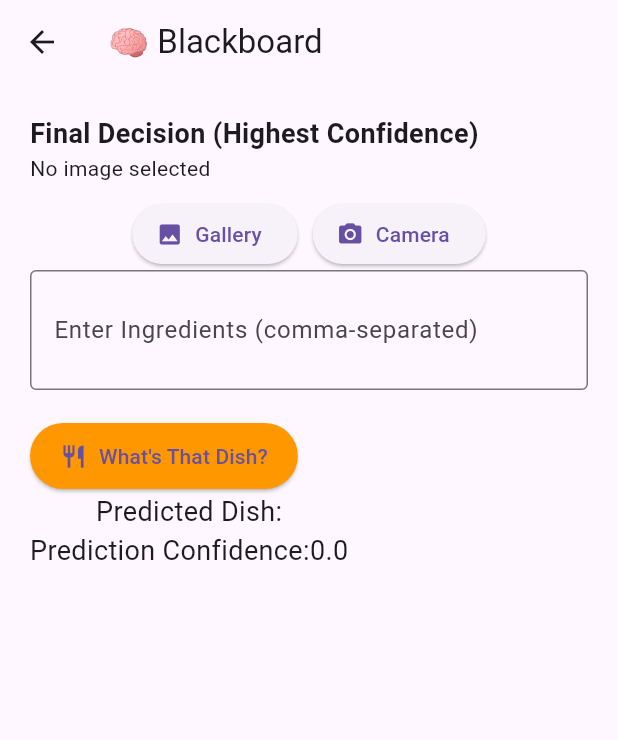
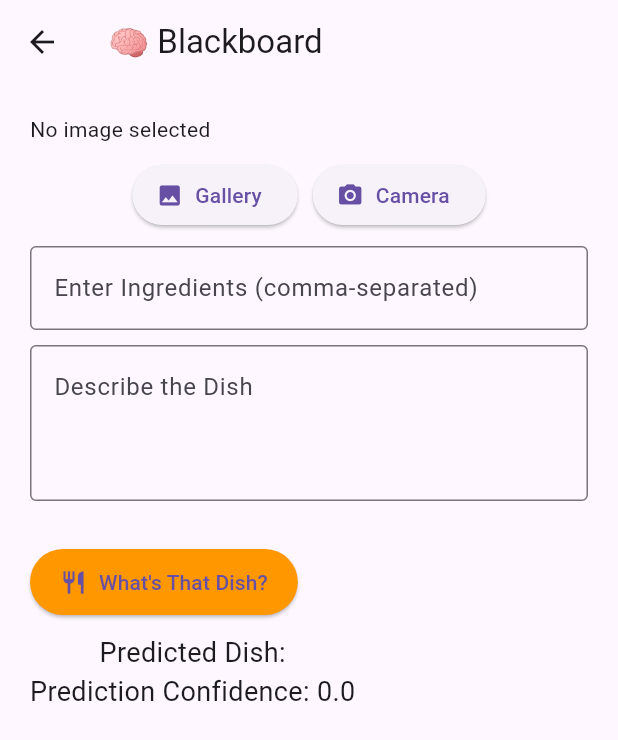
Before and after one commit to ZifanSi/whats-that-dish-app, a Flutter app: the screen it shows after launch, on a phone screen of 412 x 824 dp. Shown: the top 740 px of the screen. Run offline on Flutter 3.47's test engine with Material 3 defaults, Android fonts, the phone set to English and light mode, and no system bars; our stand-ins replace flutter_dotenv, image_picker.

Commit message:
text analysis integreated

```diff
--- a/lib/screens/experts/blackboard.dart
+++ b/lib/screens/experts/blackboard.dart
@@ -1,6 +1,7 @@
 import 'package:flutter/material.dart';
 import "image.dart";
 import "ingredient.dart";
+import "text.dart";
 import 'dart:convert';
 import 'dart:io';
 import 'package:image_picker/image_picker.dart';
@@ -26,12 +27,14 @@ class _BlackboardPageState extends State<BlackboardPage> {
 
   // Input Controllers.
   TextEditingController ingredientsController = TextEditingController();
+  TextEditingController textController = TextEditingController();
 
   ImagePicker _picker = ImagePicker();
 
   // Experts.
   ImageExpert imageExpert = ImageExpert();
   IngredientsExpert ingredientsExpert = IngredientsExpert();
+  TextExpert textExpert = TextExpert();
 
   // Input datatypes.
   File? _image;
@@ -56,11 +59,14 @@ class _BlackboardPageState extends State<BlackboardPage> {
     // Call each expert.
     var (imageResult, imageConfidence) = await imageExpert.predictDish(_image);
     var (ingredientResult, ingredientConfidence) = await ingredientsExpert.predictDish(ingredientsController.text);
+    var (textResult, textConfidence) = await textExpert.predictDish(textController.text);
 
+    // Conflict resolution.
 
+    // Update the screen output of the predicted Dish.
     setState(() {
-        predictedDish = ingredientResult;
-        confidence = ingredientConfidence;
+        predictedDish = textResult;
+        confidence = textConfidence;
     });
 
 
@@ -87,10 +93,6 @@ class _BlackboardPageState extends State<BlackboardPage> {
         child: Column(
           crossAxisAlignment: CrossAxisAlignment.start,
           children: [
-            const Text(
-              'Final Decision (Highest Confidence)',
-              style: TextStyle(fontSize: 18, fontWeight: FontWeight.bold),
-            ),
             // Image input.
             _image == null
                 ? const Text('No image selected')
@@ -112,16 +114,27 @@ class _BlackboardPageState extends State<BlackboardPage> {
                   ),
                 ],
               ),
-              // Ingredients input field.
-              TextField(
+            const SizedBox(height: 10),
+            // Ingredients input field.
+            TextField(
                   controller: ingredientsController,
                   decoration: const InputDecoration(
                     labelText: "Enter Ingredients (comma-separated)",
                     border: OutlineInputBorder(),
                   ),
-                  maxLines: 2,
                 ),
-              // Run blackboard.
+            const SizedBox(height: 10),
+            // Text Analysis input field.
+            TextField(
+              controller: textController,
+              maxLines: 3,
+              decoration: const InputDecoration(
+                hintText: "Describe the Dish",
+                border: OutlineInputBorder(),
+              ),
+            ),
+            const SizedBox(height: 10),
+            // Run blackboard.
               const SizedBox(height: 20),
               ElevatedButton.icon(
                 onPressed: controller,
@@ -135,8 +148,10 @@ class _BlackboardPageState extends State<BlackboardPage> {
                   ),
                 ),
               ),
-              Text(
-              'Predicted Dish: $predictedDish\nPrediction Confidence:$confidence',
+            const SizedBox(height: 10),
+            // Final Output.
+            Text(
+              'Predicted Dish: $predictedDish\nPrediction Confidence: $confidence',
               textAlign: TextAlign.center,
               style: TextStyle(fontSize: 18),
             ),
```
Also changed, not shown: lib/screens/experts/text.dart (+20 -63 lines).
